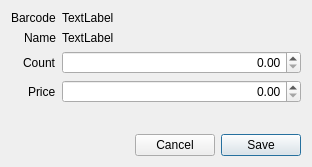
apinprastya/sultan, file libgui/item/addpricedialog.ui: the form before one commit.
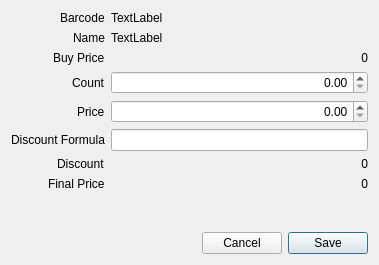
The form after the commit.

Commit message: implement discount on item price

Patch:
```diff
--- a/libgui/item/addpricedialog.ui
+++ b/libgui/item/addpricedialog.ui
@@ -6,8 +6,8 @@
    <rect>
     <x>0</x>
     <y>0</y>
-    <width>312</width>
-    <height>167</height>
+    <width>379</width>
+    <height>265</height>
    </rect>
   </property>
   <property name="windowTitle">
@@ -19,28 +19,28 @@
      <property name="labelAlignment">
       <set>Qt::AlignRight|Qt::AlignTrailing|Qt::AlignVCenter</set>
      </property>
-     <item row="2" column="0">
+     <item row="3" column="0">
       <widget class="QLabel" name="label">
        <property name="text">
         <string>Count</string>
        </property>
       </widget>
      </item>
-     <item row="3" column="0">
+     <item row="4" column="0">
       <widget class="QLabel" name="label_2">
        <property name="text">
         <string>Price</string>
        </property>
       </widget>
      </item>
-     <item row="2" column="1">
-      <widget class="QDoubleSpinBox" name="doubleCount">
-       <property name="alignment">
-        <set>Qt::AlignRight|Qt::AlignTrailing|Qt::AlignVCenter</set>
-       </property>
-      </widget>
-     </item>
      <item row="3" column="1">
+      <widget class="QDoubleSpinBox" name="doubleCount">
+       <property name="alignment">
+        <set>Qt::AlignRight|Qt::AlignTrailing|Qt::AlignVCenter</set>
+       </property>
+      </widget>
+     </item>
+     <item row="4" column="1">
       <widget class="QDoubleSpinBox" name="doublePrice">
        <property name="alignment">
         <set>Qt::AlignRight|Qt::AlignTrailing|Qt::AlignVCenter</set>
@@ -78,6 +78,67 @@
        </property>
       </widget>
      </item>
+     <item row="5" column="0">
+      <widget class="QLabel" name="label_5">
+       <property name="text">
+        <string>Discount Formula</string>
+       </property>
+      </widget>
+     </item>
+     <item row="6" column="0">
+      <widget class="QLabel" name="label_6">
+       <property name="text">
+        <string>Discount</string>
+       </property>
+      </widget>
+     </item>
+     <item row="7" column="0">
+      <widget class="QLabel" name="label_7">
+       <property name="text">
+        <string>Final Price</string>
+       </property>
+      </widget>
+     </item>
+     <item row="5" column="1">
+      <widget class="QLineEdit" name="lineEdit"/>
+     </item>
+     <item row="6" column="1">
+      <widget class="QLabel" name="labelDiscount">
+       <property name="text">
+        <string>0</string>
+       </property>
+       <property name="alignment">
+        <set>Qt::AlignRight|Qt::AlignTrailing|Qt::AlignVCenter</set>
+       </property>
+      </widget>
+     </item>
+     <item row="7" column="1">
+      <widget class="QLabel" name="labelFinal">
+       <property name="text">
+        <string>0</string>
+       </property>
+       <property name="alignment">
+        <set>Qt::AlignRight|Qt::AlignTrailing|Qt::AlignVCenter</set>
+       </property>
+      </widget>
+     </item>
+     <item row="2" column="0">
+      <widget class="QLabel" name="label_8">
+       <property name="text">
+        <string>Buy Price</string>
+       </property>
+      </widget>
+     </item>
+     <item row="2" column="1">
+      <widget class="QLabel" name="labelBuyPrice">
+       <property name="text">
+        <string>0</string>
+       </property>
+       <property name="alignment">
+        <set>Qt::AlignRight|Qt::AlignTrailing|Qt::AlignVCenter</set>
+       </property>
+      </widget>
+     </item>
     </layout>
    </item>
    <item>
```
Left out of the diff: 7 changed lines with no effect on the pictures. The commit also changes 6 other files.
